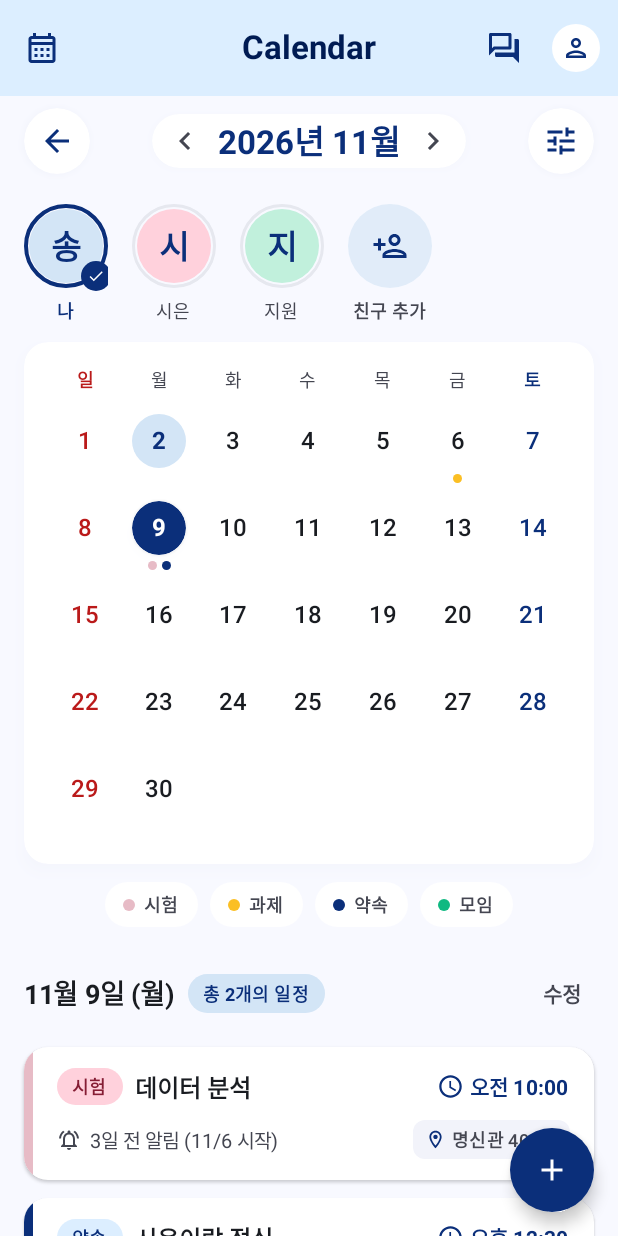
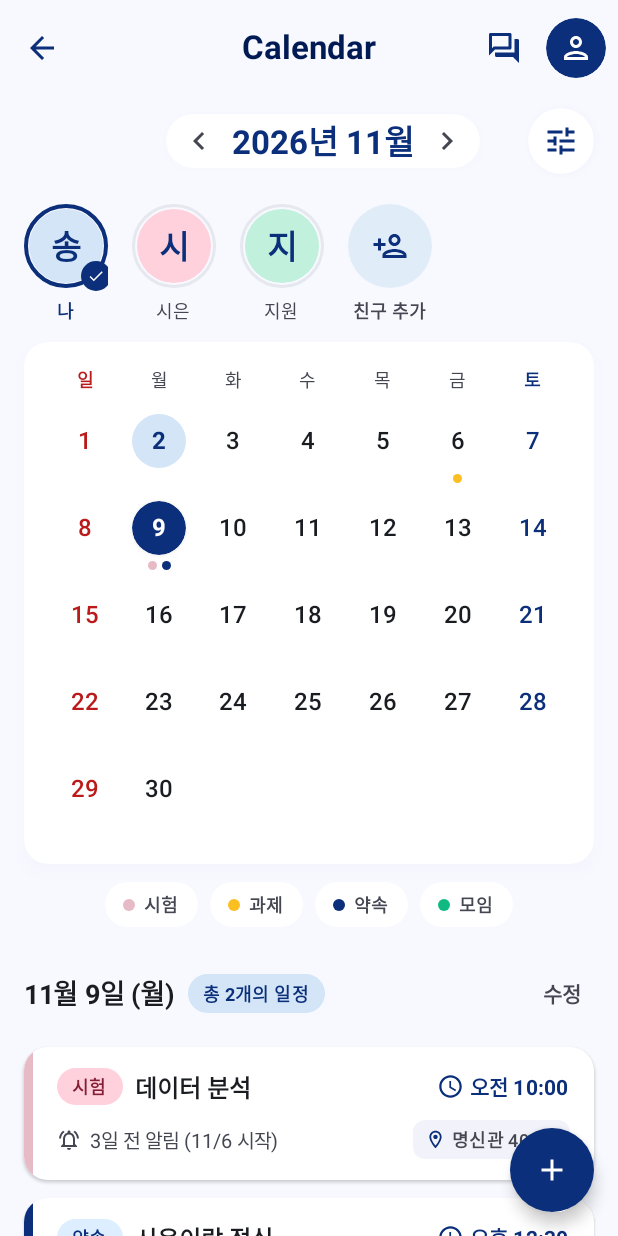
Before and after one commit to sieunkim1108/moim-android, an Android app built with Jetpack Compose: the @Preview function CalendarScreenPreview, on a phone screen of 412 x 824 dp. Run offline under Robolectric (Android 15) with nearby library versions, the phone set to English and light mode, and no system bars; our stand-ins replace Dagger/Hilt's generated code; Roboto replaces fonts that are not available here.

Commit message:
calendar topbar 뒤로가기 버튼 위치 조정

```diff
--- a/app/src/main/java/com/moim/app/feature/calendar/ui/CalendarScreen.kt
+++ b/app/src/main/java/com/moim/app/feature/calendar/ui/CalendarScreen.kt
@@ -65,6 +65,7 @@ import com.moim.app.feature.calendar.ui.component.ProfileFilterRow
 import com.moim.app.feature.calendar.ui.component.ScheduleDayCard
 import com.moim.app.feature.calendar.ui.component.ScheduleLegend
 import com.moim.app.ui.component.MoimAppTopBar
+import com.moim.app.ui.component.MoimBackTopBar
 import com.moim.app.ui.component.MoimTopBarTitle
 import com.moim.app.ui.theme.MoimDimens
 import com.moim.app.ui.theme.MoimTheme
@@ -178,9 +179,9 @@ fun CalendarScreen(
         containerColor = Surface,
         snackbarHost = { SnackbarHost(snackbarHostState) },
         topBar = {
-            MoimAppTopBar(
-                title = { MoimTopBarTitle(stringResource(R.string.calendar_title)) },
-                onCalendarClick = null, // 지금 화면
+            MoimBackTopBar(
+                title = stringResource(R.string.calendar_title),
+                onBack = onBack,
                 onDmClick = onDmClick,
                 onProfileClick = onProfileClick,
             )
@@ -285,10 +286,7 @@ private fun MonthBar(
             .padding(horizontal = MoimDimens.ScreenPadding, vertical = MoimDimens.SpaceSm),
         verticalAlignment = Alignment.CenterVertically,
     ) {
-        CircleIconButton(onClick = onBack) {
-            Icon(Icons.AutoMirrored.Filled.ArrowBack, contentDescription = stringResource(R.string.common_back), tint = Navy)
-        }
-        Spacer(Modifier.weight(1f))
+        Spacer(Modifier.weight(3f))
         Row(
             modifier = Modifier
                 .shadow(4.dp, CircleShape, ambientColor = ShadowNavy, spotColor = ShadowNavy)
--- a/app/src/main/java/com/moim/app/ui/component/MoimAppTopBar.kt
+++ b/app/src/main/java/com/moim/app/ui/component/MoimAppTopBar.kt
@@ -129,12 +129,14 @@ fun MoimTopBarTitle(text: String) {
  * 하위 화면 상단바: [←] 제목 ... (추가 아이콘) [프로필 동그라미]
  * 친구 추가(S-12), 프로필 수정(S-11)처럼 메인에서 한 단계 들어간 화면에 쓴다.
  */
+
 @OptIn(ExperimentalMaterial3Api::class)
 @Composable
 fun MoimBackTopBar(
     title: String,
     onBack: () -> Unit,
     onProfileClick: (() -> Unit)?,
+    onDmClick: (() -> Unit)? = null,
     modifier: Modifier = Modifier,
     actions: @Composable () -> Unit = {},
 ) {
@@ -142,24 +144,52 @@ fun MoimBackTopBar(
         modifier = modifier,
         navigationIcon = {
             IconButton(onClick = onBack) {
-                Icon(Icons.AutoMirrored.Filled.ArrowBack, contentDescription = stringResource(R.string.common_back), tint = Navy)
+                Icon(
+                    Icons.AutoMirrored.Filled.ArrowBack,
+                    contentDescription = stringResource(R.string.common_back),
+                    tint = Navy
+                )
             }
         },
-        title = { MoimTopBarTitle(title) },
+        title = {
+            MoimTopBarTitle(title)
+        },
         actions = {
             actions()
+
+            // DM 아이콘
+            if (onDmClick != null) {
+                IconButton(onClick = onDmClick) {
+                    Icon(
+                        imageVector = Icons.Outlined.Forum,
+                        contentDescription = stringResource(R.string.main_open_dm),
+                        tint = Navy
+                    )
+                }
+            }
+
+            // 프로필 아이콘
             if (onProfileClick != null) {
                 IconButton(
                     onClick = onProfileClick,
-                    colors = IconButtonDefaults.iconButtonColors(containerColor = Navy, contentColor = White),
+                    colors = IconButtonDefaults.iconButtonColors(
+                        containerColor = Navy,
+                        contentColor = White
+                    ),
                 ) {
-                    Icon(Icons.Outlined.Person, contentDescription = stringResource(R.string.main_open_profile))
+                    Icon(
+                        Icons.Outlined.Person,
+                        contentDescription = stringResource(R.string.main_open_profile)
+                    )
                 }
             }
         },
-        colors = TopAppBarDefaults.centerAlignedTopAppBarColors(containerColor = Surface),
+        colors = TopAppBarDefaults.centerAlignedTopAppBarColors(
+            containerColor = Surface
+        ),
     )
 }
+
 
 @Preview(showBackground = true)
 @Composable
```
